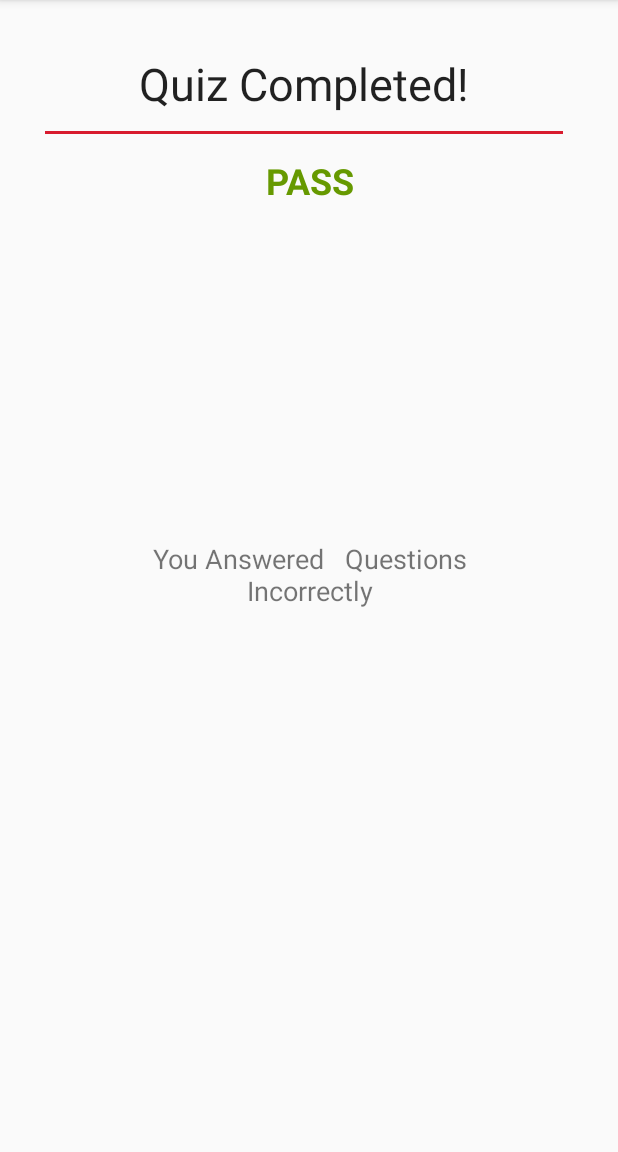
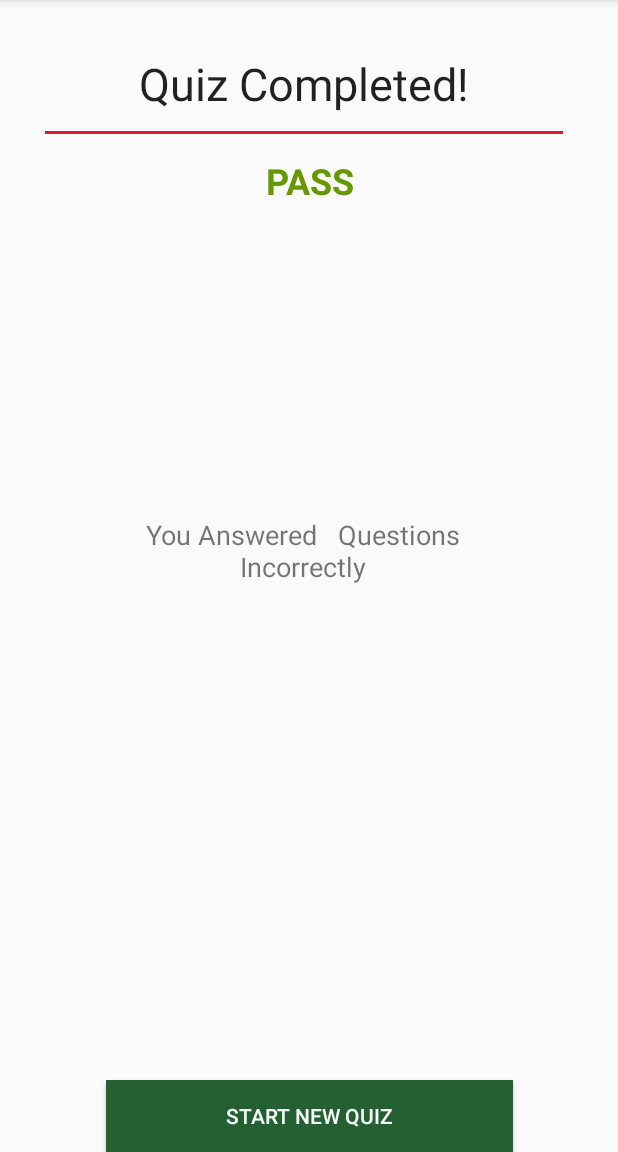
Before and after one commit to TeamTBA/csci3033FInalProject, an Android app: the QuizResults screen opened directly, with no data from a screen before it, on a phone screen of 412 x 824 dp, the part 84-1236 px from its top. Run offline under Robolectric (Android 15) with nearby library versions, the phone set to English and light mode, and no system bars; 4 statements that could not run were skipped.

Commit message:
pushing additional updates

```diff
--- a/QuizFoundation/app/src/main/java/com/teamtba/quizfoundation/QuizAction.java
+++ b/QuizFoundation/app/src/main/java/com/teamtba/quizfoundation/QuizAction.java
@@ -40,7 +40,7 @@ public class QuizAction extends AppCompatActivity implements View.OnClickListene
         super.onCreate(savedInstanceState);
         setContentView(R.layout.activity_quiz_action);
 
-        quizCategory = new ArrayList<QuizDatabase.Question>;
+        //quizCategory = new ArrayList<QuizDatabase.Question>();
         selectedQuiz = getIntent().getStringExtra("selectedQuiz");
         quizCategory = QuizDatabase.getSubCategory(selectedQuiz);
         myQuiz = new QuizTaker();
--- a/QuizFoundation/app/src/main/java/com/teamtba/quizfoundation/QuizResults.java
+++ b/QuizFoundation/app/src/main/java/com/teamtba/quizfoundation/QuizResults.java
@@ -1,19 +1,67 @@
 package com.teamtba.quizfoundation;
 
+import android.content.Intent;
 import android.support.v7.app.AppCompatActivity;
 import android.os.Bundle;
 import android.support.v7.widget.LinearLayoutManager;
 import android.support.v7.widget.RecyclerView;
+import android.view.View;
+import android.widget.Button;
+import android.widget.TextView;
 
 import java.util.ArrayList;
 
-public class QuizResults extends AppCompatActivity {
+public class QuizResults extends AppCompatActivity implements View.OnClickListener {
+
+    TextView passNotice;
+    TextView failNotice;
+    TextView gradePercentage;
+    TextView incorrectAnswersNotice;
+    Button takeNewQuiz;
+
+    QuizTaker takenQuiz;
 
     @Override
     protected void onCreate(Bundle savedInstanceState) {
         super.onCreate(savedInstanceState);
         setContentView(R.layout.activity_quiz_results);
 
+        //pull in the stored QuizTaker from the quizAction page
+        takenQuiz = (QuizTaker) getIntent().getExtras().getSerializable("myQuiz");
+
+
+        //set our view variables to their respective view Id's
+        passNotice = findViewById(R.id.pass_notice);
+        failNotice = findViewById(R.id.fail_notice);
+        gradePercentage = findViewById(R.id.grade_percentage);
+        incorrectAnswersNotice = findViewById(R.id.incorrect_answers_amount);
+        takeNewQuiz = findViewById(R.id.startNewQuiz);
+
+
+        //if the quizscore is under 70%, then quiz is considered failed
+        //and will edit visibility on our pass/fail accordingly
+        if (takenQuiz.getQuizScore() < 0.70)
+        {
+            passNotice.setVisibility(View.INVISIBLE);
+            failNotice.setVisibility(View.VISIBLE);
+        }
+        else
+        {
+            passNotice.setVisibility(View.VISIBLE);
+            failNotice.setVisibility(View.INVISIBLE);
+        }
+
+        gradePercentage.setText(String.valueOf(takenQuiz.getQuizScore()));
+        incorrectAnswersNotice.setText("You answered " + String.valueOf(takenQuiz.incorrectAnswers.size()) + " Questions Incorrectly");
+
+        //listen to see if user chooses to go back to Select a New Quiz
+        takeNewQuiz.setOnClickListener(this);
 
     }
+
+    @Override
+    public void onClick(View v) {
+        Intent goHome = new Intent(QuizResults.this,QuizSelector.class);
+        startActivity(goHome);
+    }
 }
--- a/QuizFoundation/app/src/main/java/com/teamtba/quizfoundation/QuizSelector.java
+++ b/QuizFoundation/app/src/main/java/com/teamtba/quizfoundation/QuizSelector.java
@@ -1,5 +1,8 @@
 package com.teamtba.quizfoundation;
 
+import android.app.Activity;
+import android.app.Application;
+import android.content.Context;
 import android.content.Intent;
 import android.database.DataSetObserver;
 import android.support.v7.app.AppCompatActivity;
@@ -22,12 +25,10 @@ public class QuizSelector extends AppCompatActivity implements View.OnClickListe
     //initialize our expandable List view and it's adapter
     ExpandableListView listView;
     com.teamtba.quizfoundation.ExpandableListAdapter listViewAdapter;
-    //List<QuizContainer>  subCategories;
-    List<QuizDatabase.Subcategory> subCategories; //dummy
+    List<QuizDatabase.Subcategory> subCategories;
     List<QuizDatabase.Subject> subjects;
-    //Map<QuizDatabase.Subject, List<QuizContainer>> subQuiz;
-    //Map<String, List<String>> subQuiz;
     Map<QuizDatabase.Subject, List<QuizDatabase.Subcategory>> subQuiz;
+
 
     QuizDatabase.Instance instance = QuizDatabase.getInstance();
 
@@ -41,10 +42,12 @@ public class QuizSelector extends AppCompatActivity implements View.OnClickListe
         super.onCreate(savedInstanceState);
         setContentView(R.layout.activity_quiz_selector);
 
+        QuizDatabase.load(this);
+
         addNewQuiz = findViewById(R.id.addNewQuizButton);
         listView =  findViewById(R.id.quizSelectorList);
-        // initializing the listeners
-        initListeners();
+        // initializing the listeners for the expandable activity
+        startExListeners();
 
         // initializing the objects
         initializeActivityObjects();
@@ -58,7 +61,7 @@ public class QuizSelector extends AppCompatActivity implements View.OnClickListe
 
     }
 
-    private void initListeners() {
+    private void startExListeners() {
 
         // ExpandableListView on child click listener
         listView.setOnChildClickListener(new ExpandableListView.OnChildClickListener() {
@@ -139,12 +142,6 @@ public class QuizSelector extends AppCompatActivity implements View.OnClickListe
         for (int i = 0; i < instance.subjects.size(); i++)
         {
             subjects.add(instance.subjects.get(i));
-            //create a new Subject in our map, list is added as null initially.
-            //subQuiz.put(instance.subjects.get(i), null);
-            //for (int j = 0; j < instance.subjects.get(i).subcategories.size(); i++)
-            /*{
-                subCategories.add(instance.subjects.get(i).subcategories.get(j));
-            }*/
             subQuiz.put(instance.subjects.get(i), instance.subjects.get(i).subcategories);
         }
 
--- a/QuizFoundation/app/src/main/res/layout/activity_quiz_results.xml
+++ b/QuizFoundation/app/src/main/res/layout/activity_quiz_results.xml
@@ -54,8 +54,8 @@
 
     <TextView
         android:id="@+id/grade_percentage"
-        android:layout_width="75dp"
-        android:layout_height="63dp"
+        android:layout_width="180dp"
+        android:layout_height="158dp"
         android:layout_marginTop="8dp"
         android:text=" "
         app:layout_constraintEnd_toEndOf="parent"
@@ -63,26 +63,28 @@
         app:layout_constraintStart_toStartOf="parent"
         app:layout_constraintTop_toBottomOf="@+id/fail_notice" />
 
-    <android.support.v7.widget.RecyclerView
-        android:id="@+id/incorrect_answers_recycler"
-        android:layout_width="391dp"
-        android:layout_height="195dp"
-        android:layout_marginBottom="16dp"
-        app:layout_constraintBottom_toBottomOf="parent"
-        app:layout_constraintEnd_toEndOf="parent"
-        app:layout_constraintStart_toStartOf="parent" />
-
     <TextView
         android:id="@+id/incorrect_answers_amount"
         android:layout_width="283dp"
         android:layout_height="50dp"
-        android:layout_marginTop="8dp"
-        android:layout_marginBottom="8dp"
+        android:layout_marginTop="36dp"
         android:text="You Answered   Questions Incorrectly"
         android:textAlignment="center"
         android:textSize="18sp"
-        app:layout_constraintBottom_toTopOf="@+id/incorrect_answers_recycler"
+        app:layout_constraintEnd_toEndOf="parent"
+        app:layout_constraintHorizontal_bias="0.465"
+        app:layout_constraintStart_toStartOf="parent"
+        app:layout_constraintTop_toBottomOf="@+id/grade_percentage" />
+
+    <Button
+        android:id="@+id/startNewQuiz"
+        android:layout_width="271dp"
+        android:layout_height="wrap_content"
+        android:text="Start New Quiz"
+        android:textColor="@color/answerButtonText"
+        android:background="@color/colorPrimaryDark"
         app:layout_constraintEnd_toEndOf="parent"
         app:layout_constraintStart_toStartOf="parent"
-        app:layout_constraintTop_toBottomOf="@+id/grade_percentage" />
+        tools:layout_editor_absoluteY="458dp"
+        app:layout_constraintBottom_toBottomOf="parent"/>
 </android.support.constraint.ConstraintLayout>
```
